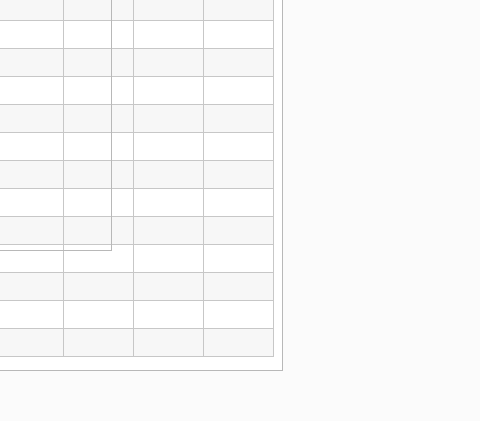
The window that mainwindow.ui (LinasJu/Geriausia-operacine-sistema) describes before a commit, drawn with Qt 5; both pictures show x 870 to 1350 and y 153 to 574 of the 1350 by 749 pixel window.
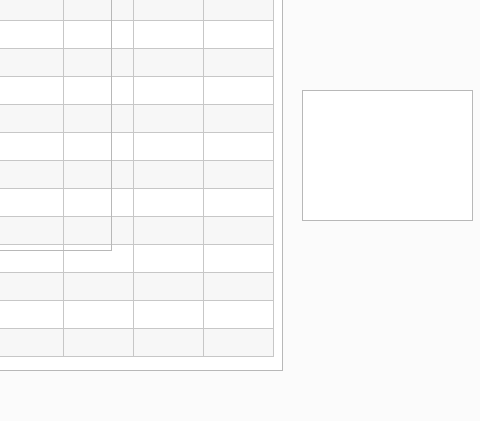
The same window after the commit.

```diff
--- a/mainwindow.ui
+++ b/mainwindow.ui
@@ -797,22 +797,6 @@
        <string>Run</string>
       </property>
      </widget>
-     <widget class="QLabel" name="lightbulb">
-      <property name="geometry">
-       <rect>
-        <x>1170</x>
-        <y>170</y>
-        <width>171</width>
-        <height>301</height>
-       </rect>
-      </property>
-      <property name="text">
-       <string/>
-      </property>
-      <property name="scaledContents">
-       <bool>true</bool>
-      </property>
-     </widget>
      <widget class="QPushButton" name="pushButton">
       <property name="geometry">
        <rect>
@@ -826,6 +810,16 @@
        <string>test</string>
       </property>
      </widget>
+     <widget class="QGraphicsView" name="gView">
+      <property name="geometry">
+       <rect>
+        <x>1170</x>
+        <y>200</y>
+        <width>171</width>
+        <height>131</height>
+       </rect>
+      </property>
+     </widget>
     </widget>
     <widget class="QWidget" name="tab">
      <attribute name="title">
@@ -1558,6 +1552,22 @@
        </property>
       </column>
      </widget>
+     <widget class="QLabel" name="lightbulb">
+      <property name="geometry">
+       <rect>
+        <x>1160</x>
+        <y>280</y>
+        <width>171</width>
+        <height>301</height>
+       </rect>
+      </property>
+      <property name="text">
+       <string/>
+      </property>
+      <property name="scaledContents">
+       <bool>true</bool>
+      </property>
+     </widget>
     </widget>
    </widget>
   </widget>
```
